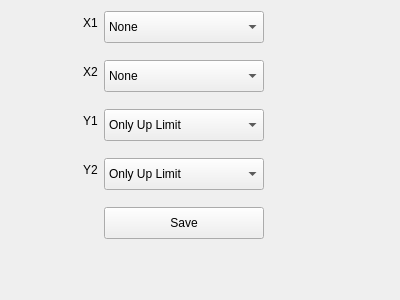
Above: hcsettings/icstructdefineframe.ui from GaussCheng/2-5AxisPunch before the change. Below: the same form after it.
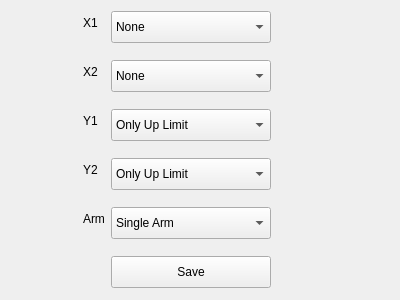
That is the form after the change.

Patch:
```diff
--- a/hcsettings/icstructdefineframe.ui
+++ b/hcsettings/icstructdefineframe.ui
@@ -196,7 +196,7 @@
      </item>
     </widget>
    </item>
-   <item row="4" column="1">
+   <item row="5" column="1">
     <widget class="QPushButton" name="saveButton">
      <property name="minimumSize">
       <size>
@@ -215,6 +215,42 @@
      </property>
     </widget>
    </item>
+   <item row="4" column="1">
+    <widget class="QComboBox" name="armSelect">
+     <property name="minimumSize">
+      <size>
+       <width>0</width>
+       <height>32</height>
+      </size>
+     </property>
+     <property name="maximumSize">
+      <size>
+       <width>160</width>
+       <height>16777215</height>
+      </size>
+     </property>
+     <property name="armType" stdset="0">
+      <string>arm</string>
+     </property>
+     <item>
+      <property name="text">
+       <string>Single Arm</string>
+      </property>
+     </item>
+     <item>
+      <property name="text">
+       <string>Double Arm</string>
+      </property>
+     </item>
+    </widget>
+   </item>
+   <item row="4" column="0">
+    <widget class="QLabel" name="label_5">
+     <property name="text">
+      <string>Arm</string>
+     </property>
+    </widget>
+   </item>
   </layout>
  </widget>
  <resources/>
```
